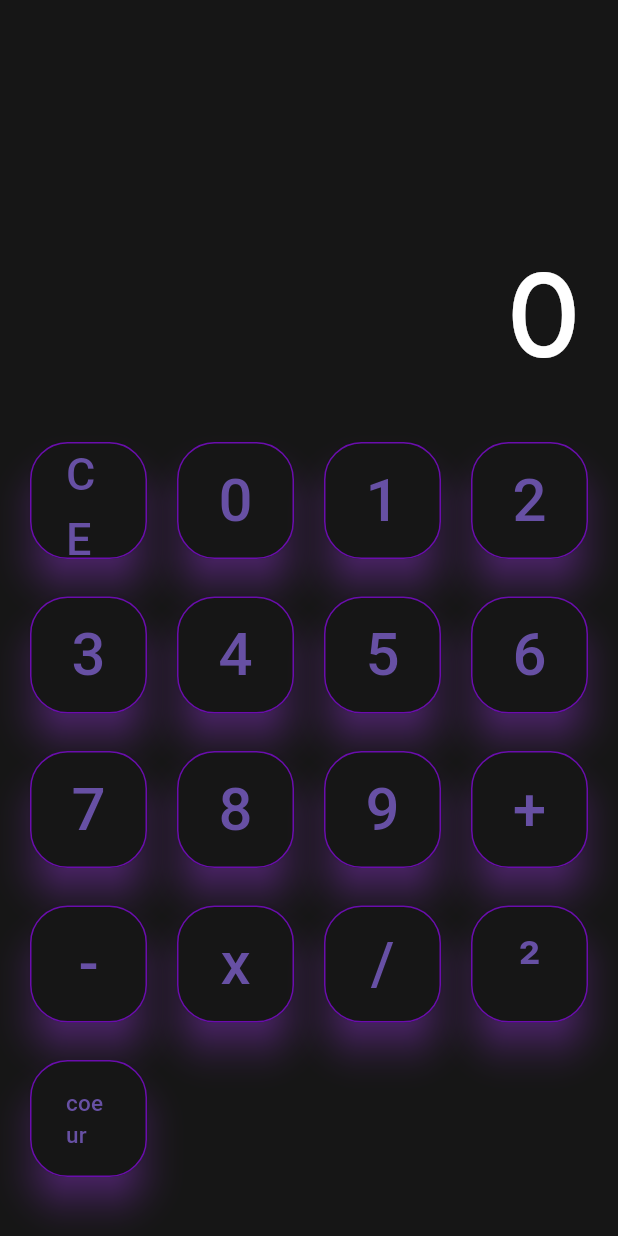
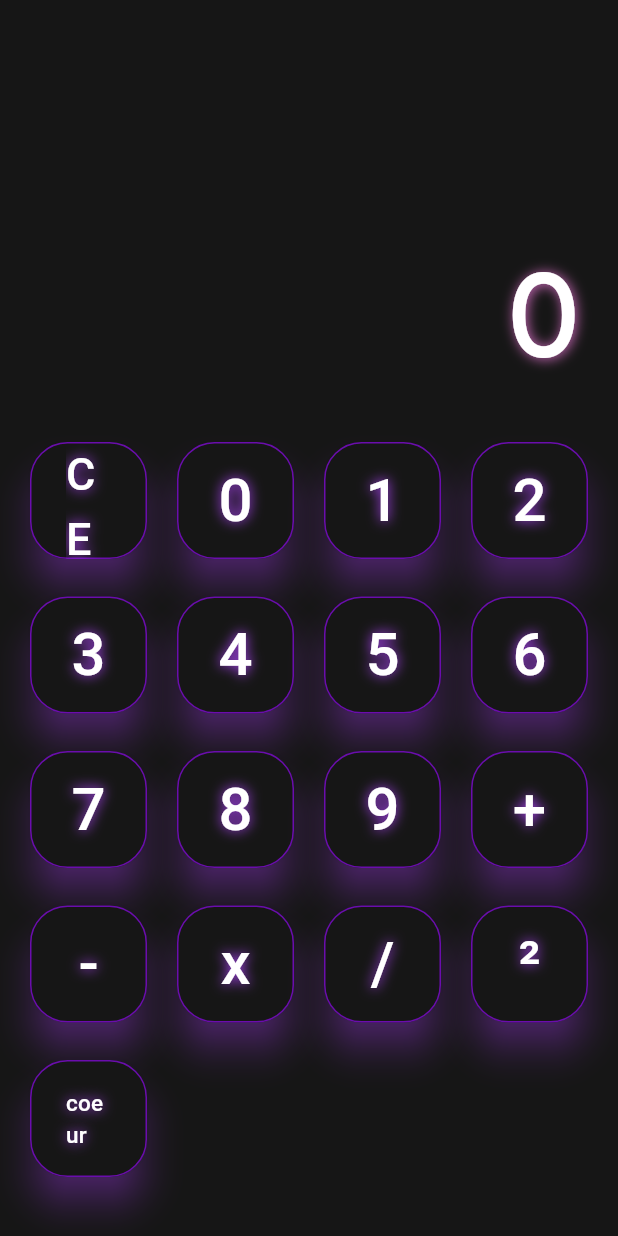
Before and after one commit to Guyllem/calculesther, a Flutter app: the screen it shows after launch, on a phone screen of 412 x 824 dp. Run offline on Flutter 3.47's test engine with Material 3 defaults, Android fonts, the phone set to English and light mode, and no system bars; Roboto replaces fonts that are missing (PlaneCrash).

Commit message:
Add shadows behind text

```diff
--- a/lib/buttonInterface.dart
+++ b/lib/buttonInterface.dart
@@ -25,7 +25,15 @@ class ButtonInterface extends StatelessWidget {
       child: Text(label,
         style: TextStyle(
           fontSize: interfaceSize,
-          fontFamily: "PlaneCrash"
+          fontFamily: "PlaneCrash",
+          color: AppColors.text,
+          shadows: const <Shadow> [
+            Shadow(
+              offset: Offset(0,0),
+              blurRadius: 10,
+              color: AppColors.details,
+            )
+          ],
         ),
       ),
     );
--- a/lib/calculatrice.dart
+++ b/lib/calculatrice.dart
@@ -43,9 +43,17 @@ class _CalculatriceState extends State<Calculatrice> {
               child: Text(_currentTap,
                 style: const TextStyle(
                   fontSize: 80,
+                    shadows: <Shadow> [
+                      Shadow(
+                        offset: Offset(1,1),
+                        blurRadius: 10,
+                        color: AppColors.shadow,
+                      )
+                    ],
                   fontFamily: "Lexend-Regular",
                   color: AppColors.text),
                   textAlign: TextAlign.right,
+
               ),
             ),
           ),
--- a/lib/theme/colors.dart
+++ b/lib/theme/colors.dart
@@ -4,5 +4,6 @@ class AppColors {
   static const Color black = Color(0xFF161616);
   static const Color purple = Color(0xFF6A0DAD);
   static const Color details = Color(0xFFB145FF);
+  static const Color shadow = Color(0xFFCF6BBE);
   static const Color text = Color(0xFFFFFFFF);
 }
```
